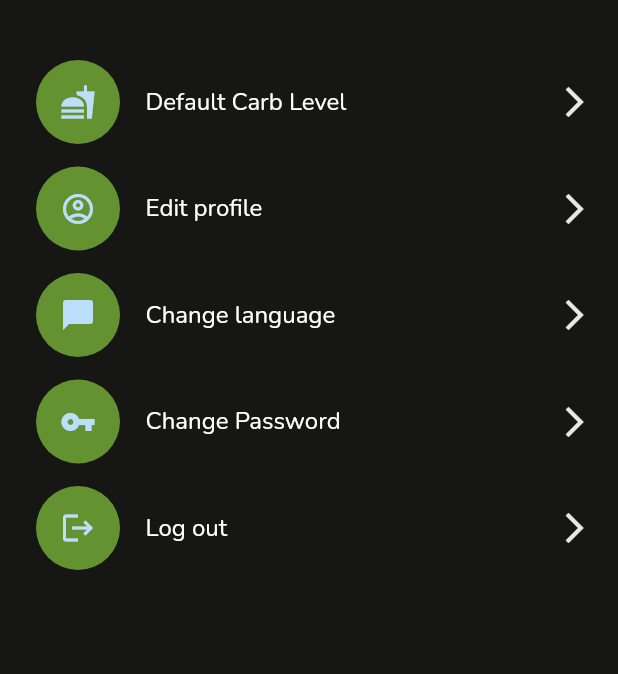
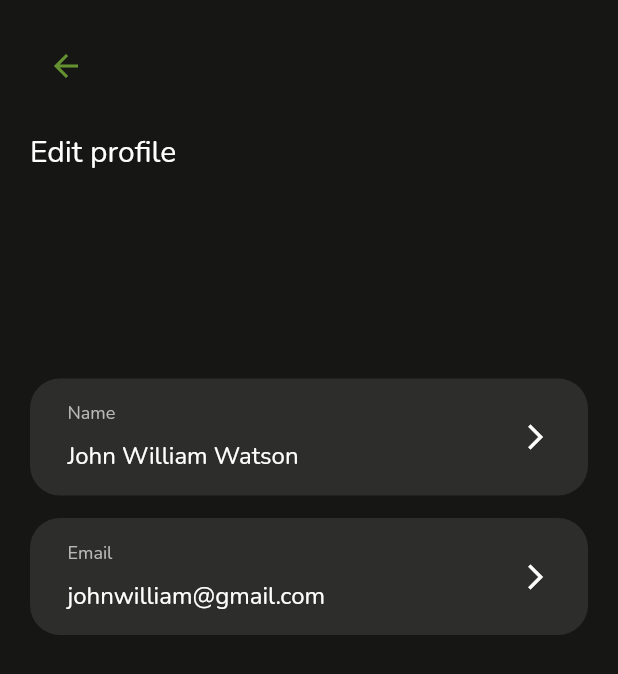
Before and after one commit to m-tanik/flutter_meal_app, a Flutter app: the SettingPageMain screen opened directly, after a tap on "Edit profile", on a phone screen of 412 x 824 dp. Shown: the top 674 px of the screen. Run offline on Flutter 3.47's test engine with Material 2 defaults, Android fonts, the phone set to English and light mode, and no system bars; our stand-ins replace flutter_slidable, flutter_svg, shared_preferences; accounts and stored records are empty.

Commit message:
edit profile page added

```diff
--- /dev/null
+++ b/lib/screens/Edit profile/edit_profile_1.dart
@@ -0,0 +1,131 @@
+import 'package:flutter/material.dart';
+import 'package:scale_kuwait_mobile_app/theme_data.dart';
+
+class EditProfile extends StatelessWidget {
+  const EditProfile({Key key}) : super(key: key);
+
+  @override
+  Widget build(BuildContext context) {
+    return Scaffold(
+      body: Container(
+        padding: EdgeInsets.symmetric(vertical: 20, horizontal: 20),
+        child: Column(
+          crossAxisAlignment: CrossAxisAlignment.start,
+          children: [
+            Container(
+              child: Column(
+                crossAxisAlignment: CrossAxisAlignment.start,
+                children: [
+                  IconButton(
+                    icon: Icon(
+                      Icons.arrow_back,
+                      color: primaryColor,
+                    ),
+                    onPressed: () {
+                      Navigator.pop(context);
+                    },
+                  ),
+                  SizedBox(
+                    height: 20,
+                  ),
+                  Text(
+                    'Edit profile',
+                    style: heading4Style,
+                  ),
+                ],
+              ),
+            ),
+            SizedBox(
+              height: MediaQuery.of(context).size.height / 6,
+            ),
+            Container(
+              child: Column(
+                // crossAxisAlignment: CrossAxisAlignment.start,
+                children: [
+                  EditProfileCard(
+                    title: 'Name',
+                    value: 'John William Watson',
+                    onTap: () {
+                      Navigator.pop(context);
+                    },
+                  ),
+                  SizedBox(
+                    height: 15,
+                  ),
+                  EditProfileCard(
+                    title: 'Email',
+                    value: 'johnwilliam@gmail.com',
+                    onTap: () {
+                      Navigator.pop(context);
+                    },
+                  ),
+                ],
+              ),
+            ),
+          ],
+        ),
+      ),
+    );
+  }
+}
+
+class EditProfileCard extends StatelessWidget {
+  final Function onTap;
+  final String title;
+  final String value;
+
+  EditProfileCard({
+    this.onTap,
+    this.title,
+    this.value,
+  });
+
+  @override
+  Widget build(BuildContext context) {
+    return GestureDetector(
+      onTap: onTap,
+      child: Container(
+        width: MediaQuery.of(context).size.width / .9,
+        decoration: BoxDecoration(
+          color: gray800,
+          borderRadius: BorderRadius.circular(20),
+          // border: Border.all(
+          //   color: isEnable ? primaryColor : Colors.transparent.withOpacity(0),
+          //   width: 1,
+        ),
+        child: Padding(
+          padding: EdgeInsets.symmetric(vertical: 15, horizontal: 25),
+          child: Row(
+            mainAxisAlignment: MainAxisAlignment.spaceBetween,
+            children: [
+              Column(
+                crossAxisAlignment: CrossAxisAlignment.start,
+                children: [
+                  Text(
+                    '$title',
+                    style: TextStyle(fontSize: 12, color: gray200),
+                  ),
+                  SizedBox(
+                    height: 10,
+                  ),
+                  Text(
+                    '$value',
+                    style: heading5Style,
+                  ),
+                ],
+              ),
+              SizedBox(
+                width: 30,
+              ),
+              Icon(
+                Icons.arrow_forward_ios,
+                color: Colors.white,
+                size: 20,
+              ),
+            ],
+          ),
+        ),
+      ),
+    );
+  }
+}
--- a/lib/screens/setting/setting_page_main.dart
+++ b/lib/screens/setting/setting_page_main.dart
@@ -1,6 +1,7 @@
 import 'package:flutter/material.dart';
 import 'package:scale_kuwait_mobile_app/theme_data.dart';
 import '../Default Carb Level/default_carb_level.dart';
+import '../Edit profile/edit_profile_1.dart';
 
 class SettingPageMain extends StatefulWidget {
   const SettingPageMain({Key key}) : super(key: key);
@@ -39,7 +40,14 @@ class _SettingPageMainState extends State<SettingPageMain> {
             SettingCards(
               cardTitle: 'Edit profile',
               iconValue: Icons.account_circle_outlined,
-              onTap: () {},
+              onTap: () {
+                Navigator.push(
+                  context,
+                  MaterialPageRoute(
+                    builder: (context) => EditProfile(),
+                  ),
+                );
+              },
             ),
             SizedBox(
               height: 15,
```
